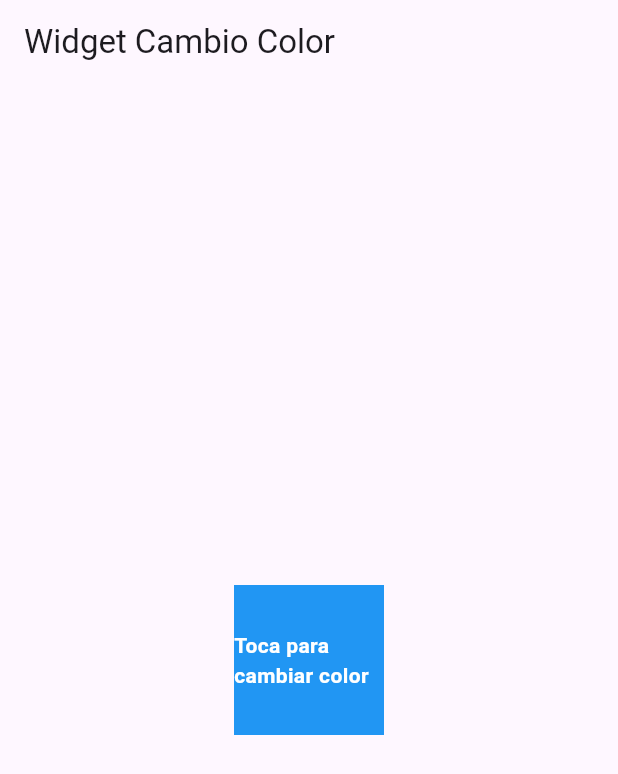
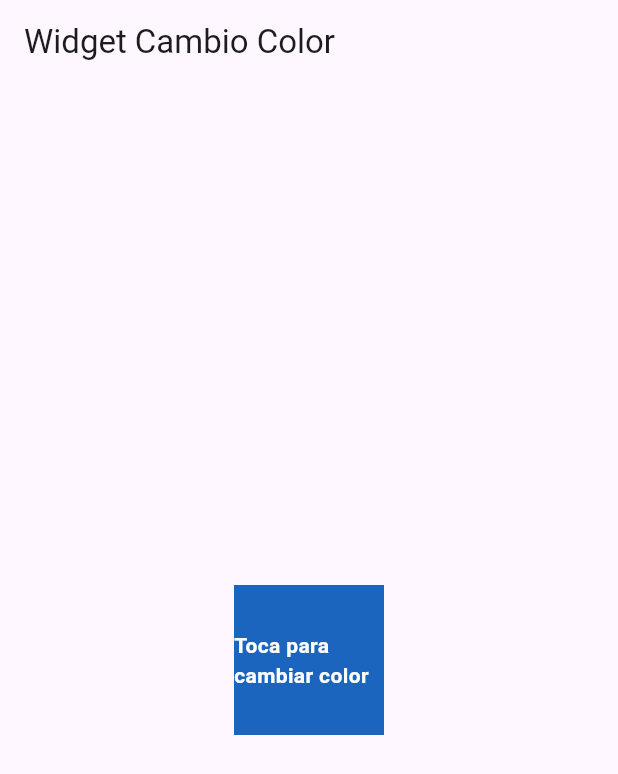
Before and after one commit to Progra-Movil-917/Prueba1_kenneth_berrios62221332, a Flutter app: the screen it shows after launch, after a tap on "Toca para cambiar color", on a phone screen of 412 x 824 dp. Shown: the top 774 px of the screen. Run offline on Flutter 3.47's test engine with Material 3 defaults, Android fonts, the phone set to English and light mode, and no system bars.

Commit message:
Implementacion metodo randomizar colores

```diff
--- a/lib/main.dart
+++ b/lib/main.dart
@@ -1,40 +1,41 @@
+import 'dart:math';
 import 'package:flutter/material.dart';
 
-class ColorWidget extends StatefulWidget{
+class ColorWidget extends StatefulWidget {
   @override
-  _ColorWidget createState() => _ColorWidget();
-
+  _ColorWidgetState createState() => _ColorWidgetState();
 }
 
-class _ColorWidget extends State<ColorWidget>{
-  Color _colorActual = Colors.yellow;
-  Color _cambioColor = Colors.blue;
+class _ColorWidgetState extends State<ColorWidget> {
+  Random random = Random();
+  Color _currentColor = Colors.yellow;
 
-  void cambiarColor(){
-    setState((){
+  // Método para generar un color aleatorio
+  Color _randomColor() {
+    return Color.fromARGB(
+      255,
+      random.nextInt(256), // Valor aleatorio para el canal de rojo
+      random.nextInt(256), // Valor aleatorio para el canal de verde
+      random.nextInt(256), // Valor aleatorio para el canal de azul
+    );
+  }
 
-      if(_colorActual == Colors.yellow){
-        _colorActual = _cambioColor;
-      }
-      else{
-        _colorActual = Colors.yellow;
-      }
-
+  void _changeColor() {
+    setState(() {
+      _currentColor = _randomColor(); // Cambiamos al color aleatorio generado
     });
-
   }
 
   @override
-
-  Widget build(BuildContext context){
+  Widget build(BuildContext context) {
     return GestureDetector(
-      onTap: (){
-        cambiarColor();
+      onTap: () {
+        _changeColor();
       },
       child: Container(
         width: 100,
         height: 100,
-        color: _colorActual,
+        color: _currentColor,
         child: Center(
           child: Text(
             'Toca para cambiar color',
@@ -54,8 +55,9 @@ void main() {
     home: Scaffold(
       appBar: AppBar(
         title: Text('Widget Cambio Color'),
-        ),
-        body: Center(child: ColorWidget(),
+      ),
+      body: Center(
+        child: ColorWidget(),
       ),
     ),
   ));
```
